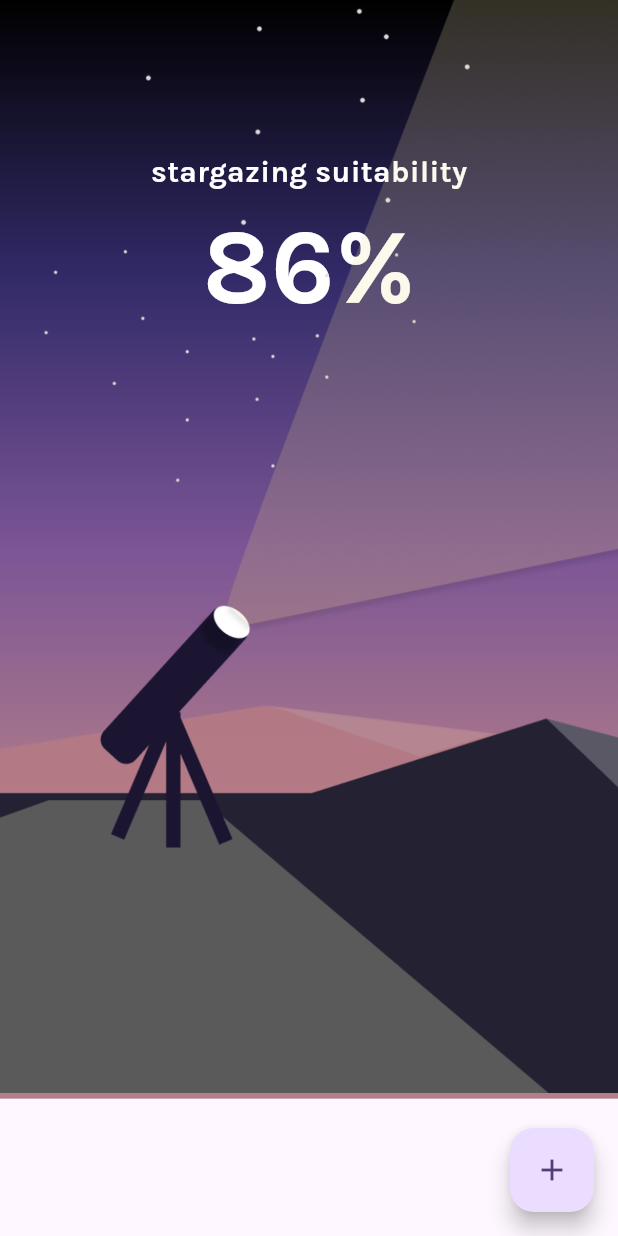
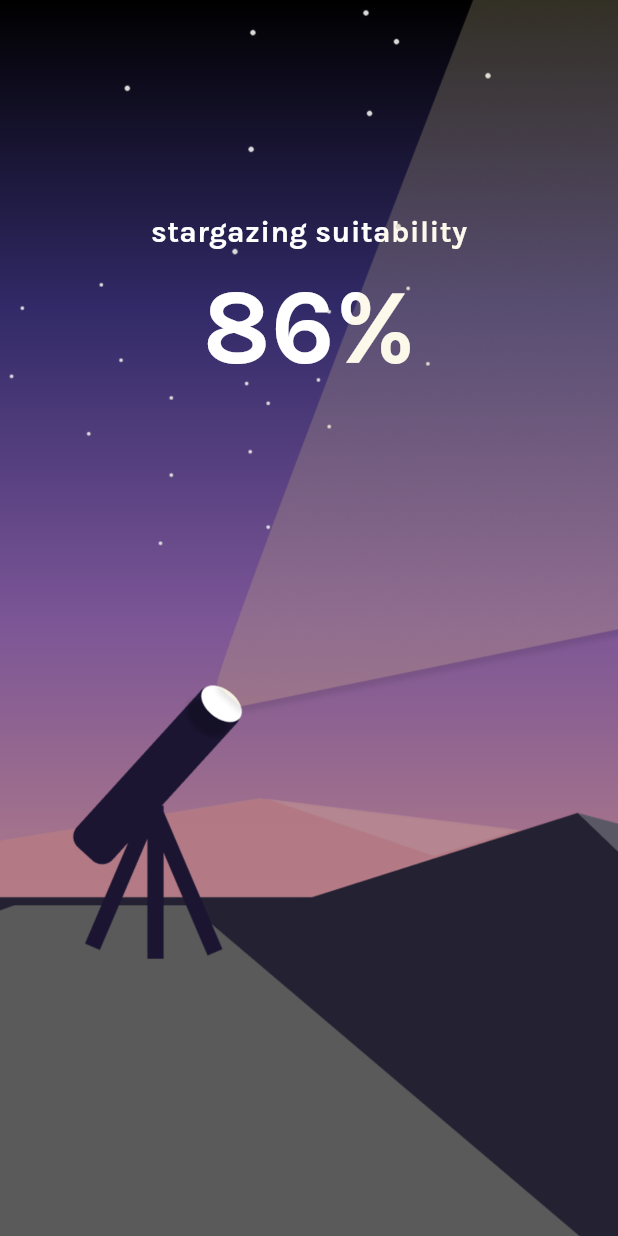
Before and after one commit to khorcarol/skyspy, a Flutter app: the screen it shows after launch, on a phone screen of 412 x 824 dp. Run offline on Flutter 3.47's test engine with Material 3 defaults, Android fonts, the light colour scheme and no system bars.

Commit message:
resizing done

```diff
--- a/analysis_options.yaml
+++ b/analysis_options.yaml
@@ -7,6 +7,9 @@
 
 # The following line activates a set of recommended lints for Flutter apps,
 # packages, and plugins designed to encourage good coding practices.
+analyzer:
+  errors:
+    prefer_const_literals_to_create_immutables: ignore
 include: package:flutter_lints/flutter.yaml
 
 linter:
--- a/lib/main.dart
+++ b/lib/main.dart
@@ -13,21 +13,6 @@ class MyApp extends StatelessWidget {
     return MaterialApp(
       title: 'Flutter Demo2',
       theme: ThemeData(
-          // This is the theme of your application.
-          //
-          // TRY THIS: Try running your application with "flutter run". You'll see
-          // the application has a purple toolbar. Then, without quitting the app,
-          // try changing the seedColor in the colorScheme below to Colors.green
-          // and then invoke "hot reload" (save your changes or press the "hot
-          // reload" button in a Flutter-supported IDE, or press "r" if you used
-          // the command line to start the app).
-          //
-          // Notice that the counter didn't reset back to zero; the application
-          // state is not lost during the reload. To reset the state, use hot
-          // restart instead.
-          //
-          // This works for code too, not just values: Most code changes can be
-          // tested with just a hot reload.
           colorScheme: ColorScheme.fromSeed(seedColor: Colors.deepPurple),
           useMaterial3: true,
           fontFamily: "Karla"),
@@ -89,15 +74,11 @@ class _MyHomePageState extends State<MyHomePage> {
               Color.fromRGBO(180, 126, 136, 1),
               Color.fromRGBO(180, 126, 136, 1),
             ])),
-        child: AspectRatio(
-          aspectRatio: 9 / 16,
-          child: Stack(
-            children: [
+        child: Stack(children: [
           const Padding(
-                padding: const EdgeInsets.only(top: 100.0),
+              padding: const EdgeInsets.only(top: 140.0),
               child: const Center(
-                  child: const Column(
-                    children: [
+                  child: const Column(children: [
                 const Text(
                   'stargazing suitability',
                   style: TextStyle(
@@ -112,21 +93,17 @@ class _MyHomePageState extends State<MyHomePage> {
                     fontSize: 70, // Set font size as needed
                   ),
                 ),
-                    ],
+              ]))),
+          FractionallySizedBox(
+            widthFactor: 1.0,
+            heightFactor: 1.0,
+            child: Container(
+              child: Image(
+                  image: AssetImage('images/combined.png'), fit: BoxFit.cover),
             ),
           ),
+        ]),
       ),
-              Image.asset('images/combined.png'),
-            ],
-          ),
-        ),
-      ),
-
-      floatingActionButton: FloatingActionButton(
-        onPressed: _incrementCounter,
-        tooltip: 'Increment',
-        child: const Icon(Icons.add),
-      ), // This trailing comma makes auto-formatting nicer for build methods.
     );
   }
 }
```
Lines whose indentation alone changed are shown as unchanged.
